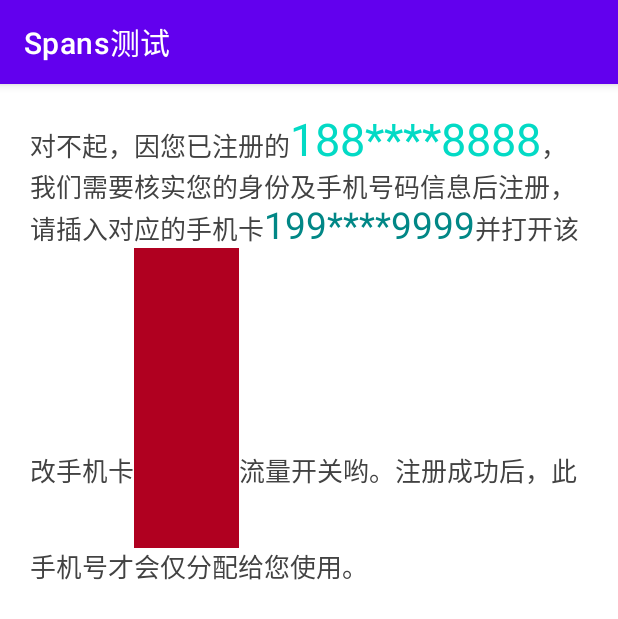
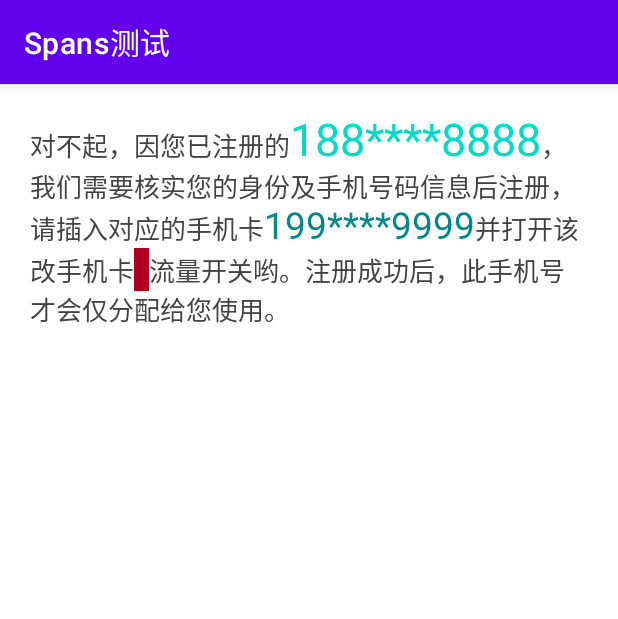
Before and after one commit to chentao7v/Spans, an Android app: the PlaceholderActivity screen opened directly, with no data from a screen before it, on a phone screen of 412 x 824 dp. Shown: the top 619 px of the screen. Run offline under Robolectric (Android 15) with nearby library versions, the phone set to English and light mode, and no system bars.

Commit message:
ImageSpan Drawable 支持缩放

```diff
--- a/app/src/main/java/me/chentao/span/simple/PlaceholderActivity.kt
+++ b/app/src/main/java/me/chentao/span/simple/PlaceholderActivity.kt
@@ -48,7 +48,7 @@ class PlaceholderActivity : AppCompatActivity() {
         Log.i(TAG, "click B B !!!")
       }
       .size(25.dp)
-      .image(drawableRes(R.drawable.icon_rect), 60.dp)
+      .image(drawableRes(R.drawable.icon_rect), 10.dp)
       .inject(tvMsg)
   }
 
--- a/library/src/main/java/me/chentao/library/span/AlignImageSpan.java
+++ b/library/src/main/java/me/chentao/library/span/AlignImageSpan.java
@@ -57,14 +57,13 @@ public class AlignImageSpan extends ImageSpan {
     setBounds(b, width, height);
   }
 
-  public void setScaleBounds(int width) {
+  public void setScaleBounds(int realWidth) {
     Drawable b = getCachedDrawable();
     if (b == null) {
       return;
     }
 
-    int realWidth = width;
-    int realHeight = (int) (b.getIntrinsicHeight() * width / (b.getIntrinsicWidth() * 1.f) + 0.5f);
+    int realHeight = (int) (b.getIntrinsicHeight() * realWidth / (b.getIntrinsicWidth() * 1.f) + 0.5f);
     setBounds(b, realWidth, realHeight);
   }
 
--- a/library/src/main/java/me/chentao/library/span/SpanIndexer.java
+++ b/library/src/main/java/me/chentao/library/span/SpanIndexer.java
@@ -97,17 +97,21 @@ public interface SpanIndexer {
     @NonNull
     private final AlignImageSpan image;
 
+    private final int width;
+
     public SizeImageSpan(@NonNull Bitmap bitmap, int width, @AlignImageSpan.VerticalAlign int verticalAlign) {
       image = new AlignImageSpan(bitmap, verticalAlign);
+      this.width = width;
     }
 
     public SizeImageSpan(@NonNull Drawable drawable, int width, @AlignImageSpan.VerticalAlign int verticalAlign) {
       image = new AlignImageSpan(drawable, verticalAlign);
+      this.width = width;
     }
 
     @Override
     public void apply(Spannable spannable, int start, int end) {
-      image.setBounds();
+      image.setScaleBounds(width);
       spannable.setSpan(image, start, end, Spannable.SPAN_INCLUSIVE_EXCLUSIVE);
     }
   }
```
